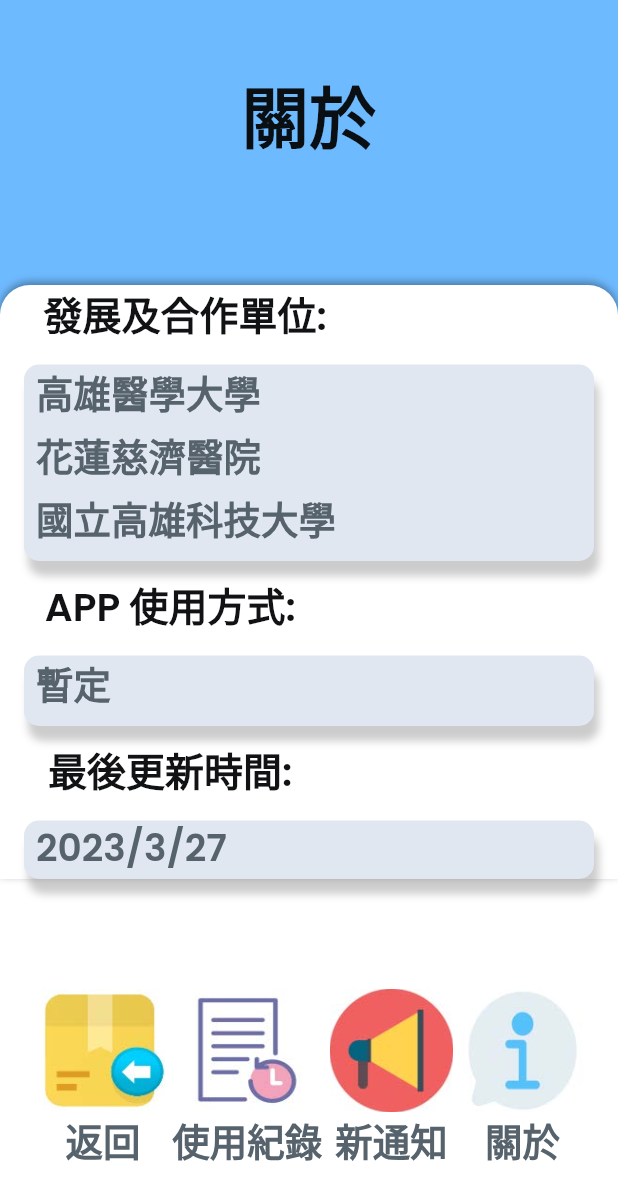
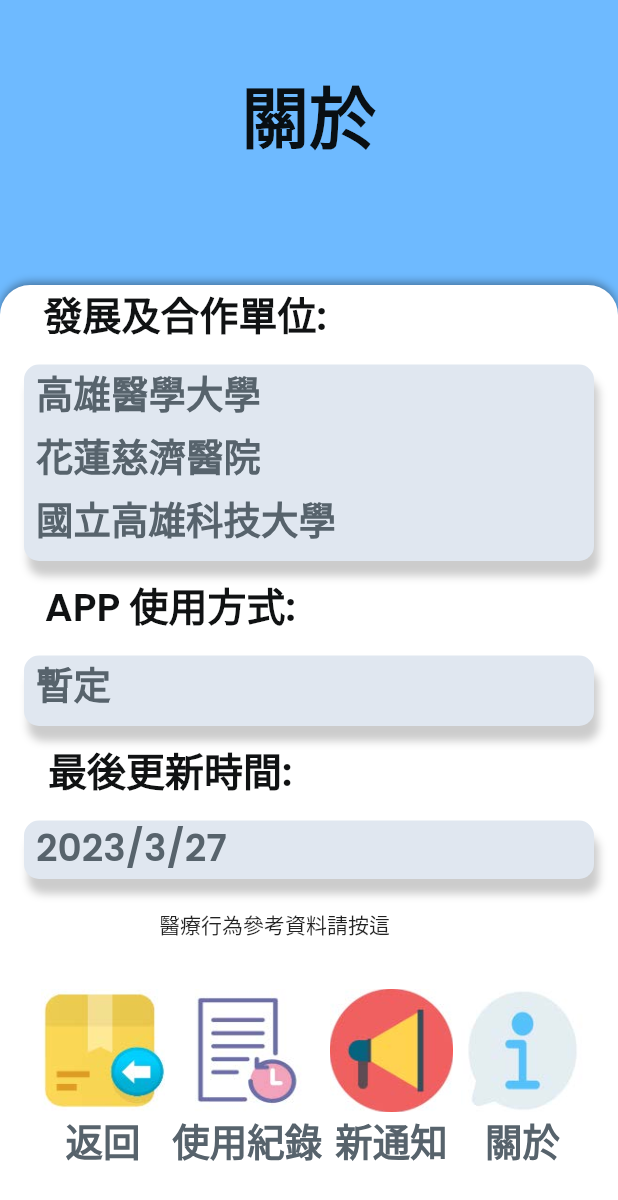
Before and after one commit to cherrytank/stroke_rehabilitation_app, a Flutter app: the AboutWidget screen opened by its route, on a phone screen of 412 x 824 dp. Shown: the top 1200 px of the screen. Run offline on Flutter 3.47's test engine with Material 2 defaults, Android fonts, the phone set to English and light mode, and no system bars; drawn by our look-alikes of auto_size_text; our stand-ins replace audioplayers, cached_network_image, camera, dropdown_button2, easy_debounce, firebase_core and 15 more; missing offline and left inert: google_mlkit_commons, json_path, workmanager; accounts and stored records are empty.

```diff
--- a/lib/about/about_widget.dart
+++ b/lib/about/about_widget.dart
@@ -385,6 +385,29 @@
                                             ),
                                           ),
                                         ),
+                                        SizedBox(height:20),
+                                        Container(
+                                          width: 200,
+                                          height: 100,
+                                          decoration: BoxDecoration(
+                                            color: FlutterFlowTheme.of(context).secondaryBackground,
+                                            borderRadius: BorderRadius.circular(0),
+                                            shape: BoxShape.rectangle,
+                                          ),
+                                          child: InkWell(
+                                            splashColor: Colors.transparent,
+                                            focusColor: Colors.transparent,
+                                            hoverColor: Colors.transparent,
+                                            highlightColor: Colors.transparent,
+                                            onTap: () async {
+                                              await launchURL(
+                                                  'https://liff.line.me/1645278921-kWRPP32q/?accountId=255szdhq');
+                                            },
+                                            child: Text(
+                                              '醫療行為參考資料請按這',
+                                            ),
+                                          ),
+                                        ),
                                       ],
                                     ),
                                   ),
--- a/pubspec.yaml
+++ b/pubspec.yaml
@@ -16,7 +16,7 @@
 # https://developer.apple.com/library/archive/documentation/General/Reference/InfoPlistKeyReference/Articles/CoreFoundationKeys.html
 # In Windows, build-name is used as the major, minor, and patch parts
 # of the product and file versions while build-number is used as the build suffix.
-version: 1.0.2+3
+version: 1.0.3+4
 
 environment:
   sdk: '>=2.19.3 <3.0.0'
```
Also changed, not shown: 1 other file.
